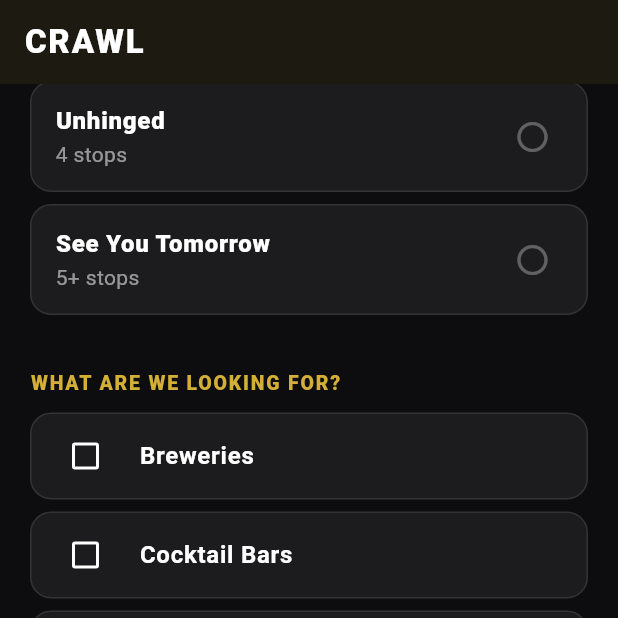
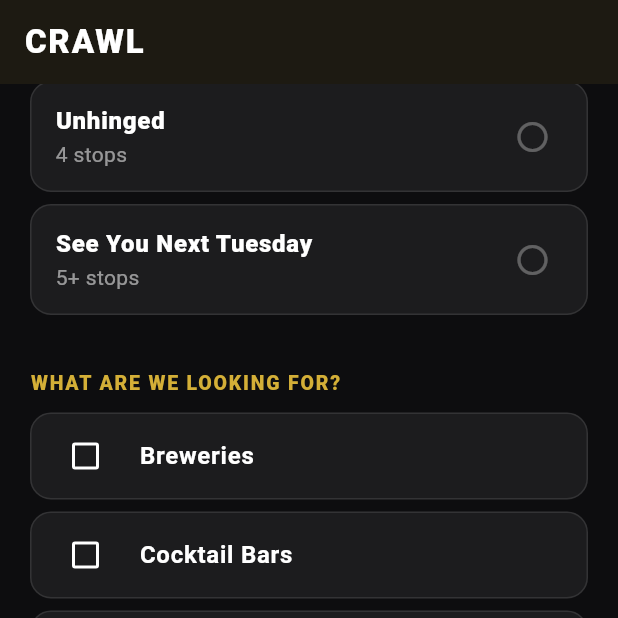
Before and after one commit to Diningunhinged/questionable-decisions, a Flutter app: the screen it shows after launch, item 2 of the bottom bar chosen, scrolled down 576 dp, on a phone screen of 412 x 824 dp, the top half of it. Run offline on Flutter 3.47's test engine with Material 3 defaults, Android fonts, the phone set to English and light mode, and no system bars; our stand-ins replace flutter_local_notifications, geolocator, google_maps_flutter, shared_preferences; key blocks and very long unbroken strings in the code were emptied for the run.

Commit message:
Checkpoint: Crawl label updated to Next Tuesday

```diff
--- a/lib/features/crawl/screens/crawl_home_screen.dart
+++ b/lib/features/crawl/screens/crawl_home_screen.dart
@@ -547,7 +547,7 @@ class _CrawlHomeScreenState
           },
         ),
         _optionTile(
-          title: 'See You Tomorrow',
+          title: 'See You Next Tuesday',
           subtitle: '5+ stops',
           selected:
               _configuration.size ==
```
